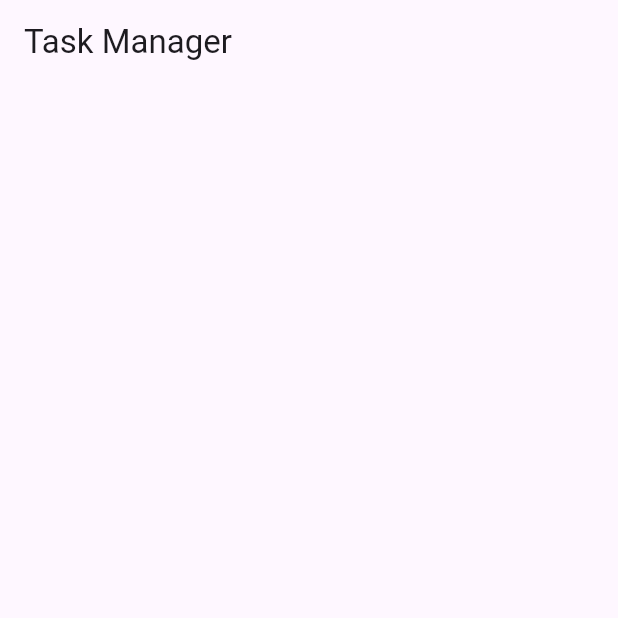
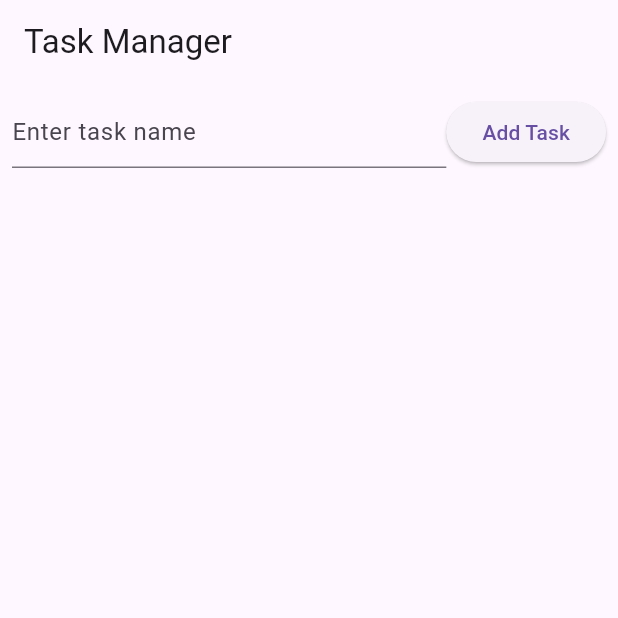
Before and after one commit to JackyZheng070102/CW4v2, a Flutter app: the screen it shows after launch, on a phone screen of 412 x 824 dp, the top half of it. Run offline on Flutter 3.47's test engine with Material 3 defaults, Android fonts, the phone set to English and light mode, and no system bars.

Commit message:
Added task input field and button to add tasks to the list.

```diff
--- a/lib/main.dart
+++ b/lib/main.dart
@@ -9,6 +9,9 @@ class TaskManagerApp extends StatelessWidget {
   Widget build(BuildContext context) {
     return MaterialApp(
       title: 'Task Manager',
+      theme: ThemeData(
+        primarySwatch: Colors.blue,
+      ),
       home: TaskListScreen(),
     );
   }
@@ -22,6 +25,7 @@ class TaskListScreen extends StatefulWidget {
 class _TaskListScreenState extends State<TaskListScreen> {
   // List to store tasks
   List<Task> tasks = [];
+  final TextEditingController _taskController = TextEditingController();
 
   @override
   Widget build(BuildContext context) {
@@ -31,7 +35,28 @@ class _TaskListScreenState extends State<TaskListScreen> {
       ),
       body: Column(
         children: [
-          // Task input and add button will be added here
+          Padding(
+            padding: const EdgeInsets.all(8.0),
+            child: Row(
+              children: [
+                Expanded(
+                  child: TextField(
+                    controller: _taskController,
+                    decoration: InputDecoration(hintText: 'Enter task name'),
+                  ),
+                ),
+                ElevatedButton(
+                  onPressed: () {
+                    setState(() {
+                      tasks.add(Task(_taskController.text, false));
+                      _taskController.clear(); // Clear the input field
+                    });
+                  },
+                  child: Text('Add Task'),
+                ),
+              ],
+            ),
+          ),
           Expanded(
             child: ListView.builder(
               itemCount: tasks.length,
```
